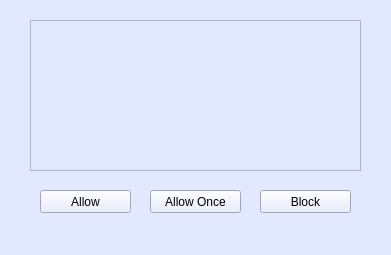
Before: the Qt Designer form monitor_GUI.ui in GrampusDev/iAmVM, drawn with Qt 5.
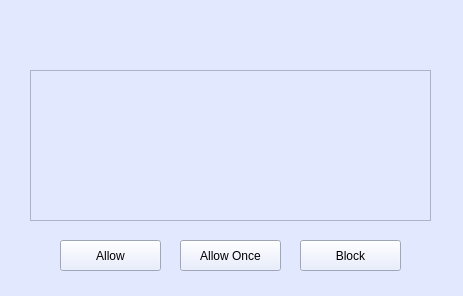
After: the same form once the commit is applied. Icons and pictures are not drawn.

Commit message: Fix monitor and added vbox windows

```diff
--- a/monitor_GUI.ui
+++ b/monitor_GUI.ui
@@ -6,8 +6,8 @@
    <rect>
     <x>0</x>
     <y>0</y>
-    <width>391</width>
-    <height>255</height>
+    <width>463</width>
+    <height>296</height>
    </rect>
   </property>
   <property name="windowTitle">
@@ -24,10 +24,10 @@
    <widget class="QPushButton" name="block">
     <property name="geometry">
      <rect>
-      <x>260</x>
-      <y>190</y>
-      <width>91</width>
-      <height>23</height>
+      <x>300</x>
+      <y>240</y>
+      <width>101</width>
+      <height>31</height>
      </rect>
     </property>
     <property name="text">
@@ -41,10 +41,10 @@
    <widget class="QPushButton" name="allow_once">
     <property name="geometry">
      <rect>
-      <x>150</x>
-      <y>190</y>
-      <width>91</width>
-      <height>23</height>
+      <x>180</x>
+      <y>240</y>
+      <width>101</width>
+      <height>31</height>
      </rect>
     </property>
     <property name="text">
@@ -58,10 +58,10 @@
    <widget class="QPushButton" name="allow">
     <property name="geometry">
      <rect>
-      <x>40</x>
-      <y>190</y>
-      <width>91</width>
-      <height>23</height>
+      <x>60</x>
+      <y>240</y>
+      <width>101</width>
+      <height>31</height>
      </rect>
     </property>
     <property name="text">
@@ -76,10 +76,32 @@
     <property name="geometry">
      <rect>
       <x>30</x>
-      <y>20</y>
-      <width>331</width>
+      <y>70</y>
+      <width>401</width>
       <height>151</height>
      </rect>
+    </property>
+    <property name="autoFillBackground">
+     <bool>false</bool>
+    </property>
+   </widget>
+   <widget class="QLabel" name="label">
+    <property name="geometry">
+     <rect>
+      <x>180</x>
+      <y>0</y>
+      <width>91</width>
+      <height>61</height>
+     </rect>
+    </property>
+    <property name="text">
+     <string/>
+    </property>
+    <property name="pixmap">
+     <pixmap>icons/malware-detection-website-icon-large.png</pixmap>
+    </property>
+    <property name="scaledContents">
+     <bool>true</bool>
     </property>
    </widget>
   </widget>
```
The commit also changes 7 other files.
